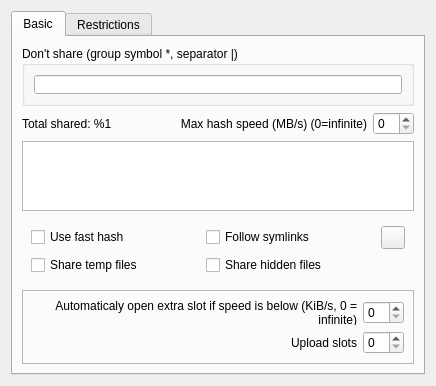
The window that eiskaltdcpp/ui/UISettingsSharing.ui (eiskaltdcpp/eiskaltdcpp) describes before a commit, drawn with Qt 5.
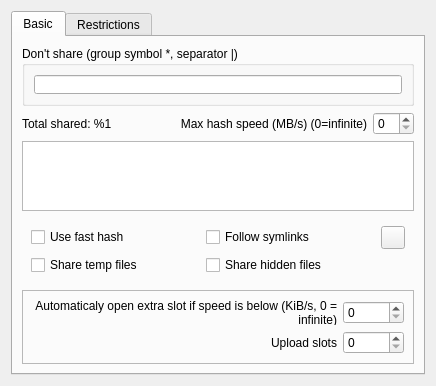
The same window after the commit.

```diff
--- a/eiskaltdcpp/ui/UISettingsSharing.ui
+++ b/eiskaltdcpp/ui/UISettingsSharing.ui
@@ -169,7 +169,11 @@
          </property>
          <layout class="QGridLayout" name="gridLayout_2">
           <item row="0" column="1">
-           <widget class="QSpinBox" name="spinBox_EXTRA"/>
+           <widget class="QSpinBox" name="spinBox_EXTRA">
+            <property name="maximum">
+             <number>10000</number>
+            </property>
+           </widget>
           </item>
           <item row="1" column="1">
            <widget class="QSpinBox" name="spinBox_UPLOAD"/>
```
